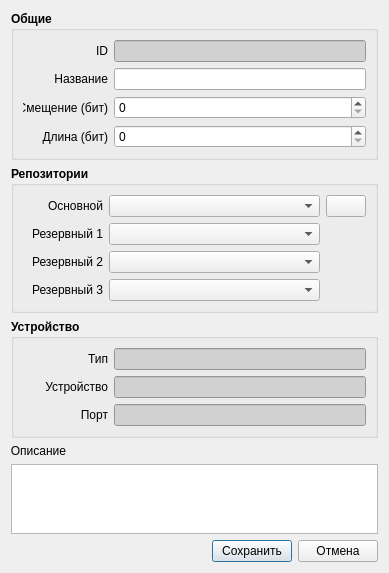
breton75/niirpi, file configurator/sv_signal_editor.ui: the form before one commit.
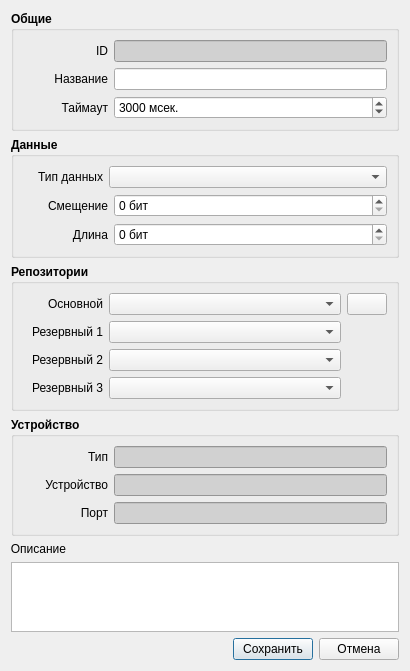
The form after the commit. Icons and pictures are not drawn.

```diff
--- a/configurator/sv_signal_editor.ui
+++ b/configurator/sv_signal_editor.ui
@@ -6,14 +6,14 @@
    <rect>
     <x>0</x>
     <y>0</y>
-    <width>389</width>
-    <height>552</height>
+    <width>410</width>
+    <height>641</height>
    </rect>
   </property>
   <property name="windowTitle">
    <string>Device</string>
   </property>
-  <layout class="QVBoxLayout" name="verticalLayout_6">
+  <layout class="QVBoxLayout" name="verticalLayout_7">
    <item>
     <widget class="QGroupBox" name="gbGeneral">
      <property name="font">
@@ -25,7 +25,7 @@
      <property name="title">
       <string>Общие</string>
      </property>
-     <layout class="QVBoxLayout" name="verticalLayout_5">
+     <layout class="QVBoxLayout" name="verticalLayout_6">
       <item>
        <layout class="QHBoxLayout" name="layoutID">
         <item>
@@ -135,6 +135,135 @@
        </layout>
       </item>
       <item>
+       <layout class="QHBoxLayout" name="layoutID_9">
+        <item>
+         <widget class="QLabel" name="lblID_9">
+          <property name="sizePolicy">
+           <sizepolicy hsizetype="Fixed" vsizetype="Preferred">
+            <horstretch>0</horstretch>
+            <verstretch>0</verstretch>
+           </sizepolicy>
+          </property>
+          <property name="minimumSize">
+           <size>
+            <width>85</width>
+            <height>0</height>
+           </size>
+          </property>
+          <property name="maximumSize">
+           <size>
+            <width>85</width>
+            <height>16777215</height>
+           </size>
+          </property>
+          <property name="font">
+           <font>
+            <weight>50</weight>
+            <bold>false</bold>
+           </font>
+          </property>
+          <property name="text">
+           <string>Таймаут</string>
+          </property>
+          <property name="alignment">
+           <set>Qt::AlignRight|Qt::AlignTrailing|Qt::AlignVCenter</set>
+          </property>
+         </widget>
+        </item>
+        <item>
+         <widget class="QSpinBox" name="spinTimeout">
+          <property name="font">
+           <font>
+            <weight>50</weight>
+            <bold>false</bold>
+           </font>
+          </property>
+          <property name="suffix">
+           <string> мсек.</string>
+          </property>
+          <property name="maximum">
+           <number>9900000</number>
+          </property>
+          <property name="singleStep">
+           <number>100</number>
+          </property>
+          <property name="value">
+           <number>3000</number>
+          </property>
+         </widget>
+        </item>
+       </layout>
+      </item>
+     </layout>
+    </widget>
+   </item>
+   <item>
+    <widget class="QGroupBox" name="groupBox">
+     <property name="font">
+      <font>
+       <weight>75</weight>
+       <bold>true</bold>
+      </font>
+     </property>
+     <property name="title">
+      <string>Данные</string>
+     </property>
+     <layout class="QVBoxLayout" name="verticalLayout_5">
+      <item>
+       <layout class="QHBoxLayout" name="layoutBrand_6">
+        <item>
+         <widget class="QLabel" name="lblBrand_6">
+          <property name="sizePolicy">
+           <sizepolicy hsizetype="Fixed" vsizetype="Preferred">
+            <horstretch>0</horstretch>
+            <verstretch>0</verstretch>
+           </sizepolicy>
+          </property>
+          <property name="minimumSize">
+           <size>
+            <width>80</width>
+            <height>0</height>
+           </size>
+          </property>
+          <property name="maximumSize">
+           <size>
+            <width>80</width>
+            <height>16777215</height>
+           </size>
+          </property>
+          <property name="font">
+           <font>
+            <weight>50</weight>
+            <bold>false</bold>
+           </font>
+          </property>
+          <property name="text">
+           <string>Тип данных</string>
+          </property>
+          <property name="alignment">
+           <set>Qt::AlignRight|Qt::AlignTrailing|Qt::AlignVCenter</set>
+          </property>
+         </widget>
+        </item>
+        <item>
+         <widget class="QComboBox" name="cbDataType">
+          <property name="sizePolicy">
+           <sizepolicy hsizetype="Expanding" vsizetype="Fixed">
+            <horstretch>0</horstretch>
+            <verstretch>0</verstretch>
+           </sizepolicy>
+          </property>
+          <property name="font">
+           <font>
+            <weight>50</weight>
+            <bold>false</bold>
+           </font>
+          </property>
+         </widget>
+        </item>
+       </layout>
+      </item>
+      <item>
        <layout class="QHBoxLayout" name="layoutID_6">
         <item>
          <widget class="QLabel" name="lblID_6">
@@ -163,7 +292,7 @@
            </font>
           </property>
           <property name="text">
-           <string>Смещение (бит)</string>
+           <string>Смещение</string>
           </property>
           <property name="alignment">
            <set>Qt::AlignRight|Qt::AlignTrailing|Qt::AlignVCenter</set>
@@ -178,6 +307,12 @@
             <bold>false</bold>
            </font>
           </property>
+          <property name="suffix">
+           <string> бит</string>
+          </property>
+          <property name="maximum">
+           <number>99000000</number>
+          </property>
          </widget>
         </item>
        </layout>
@@ -211,7 +346,7 @@
            </font>
           </property>
           <property name="text">
-           <string>Длина (бит)</string>
+           <string>Длина</string>
           </property>
           <property name="alignment">
            <set>Qt::AlignRight|Qt::AlignTrailing|Qt::AlignVCenter</set>
@@ -226,6 +361,12 @@
             <bold>false</bold>
            </font>
           </property>
+          <property name="suffix">
+           <string> бит</string>
+          </property>
+          <property name="maximum">
+           <number>99000000</number>
+          </property>
          </widget>
         </item>
        </layout>
```
